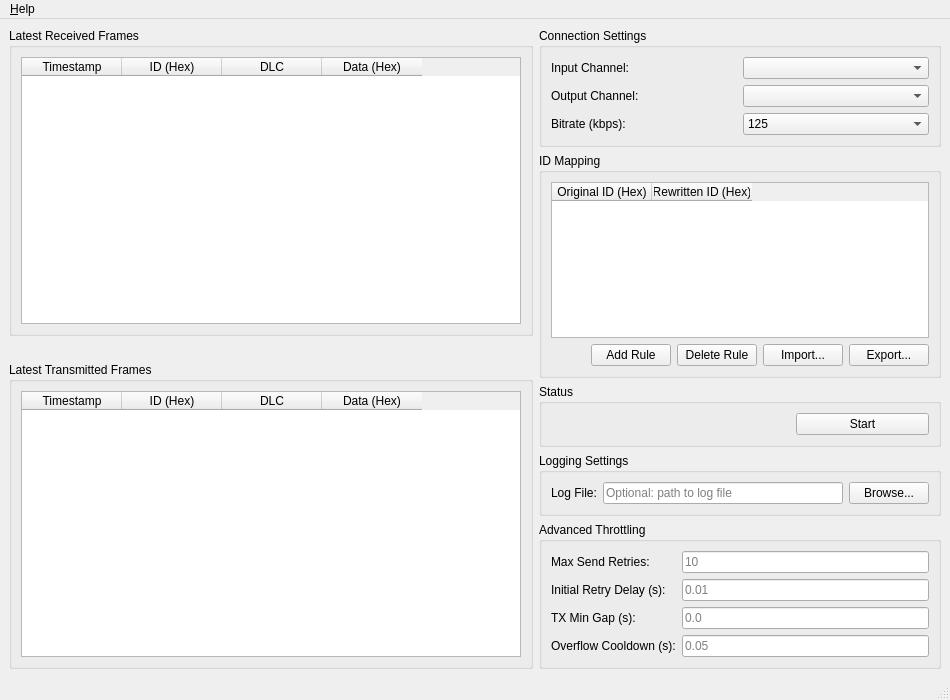
Before: the Qt Designer form core/gui.ui in eusebiotebar/CAN_Frame_Retransmision_Tool, drawn with Qt 5.
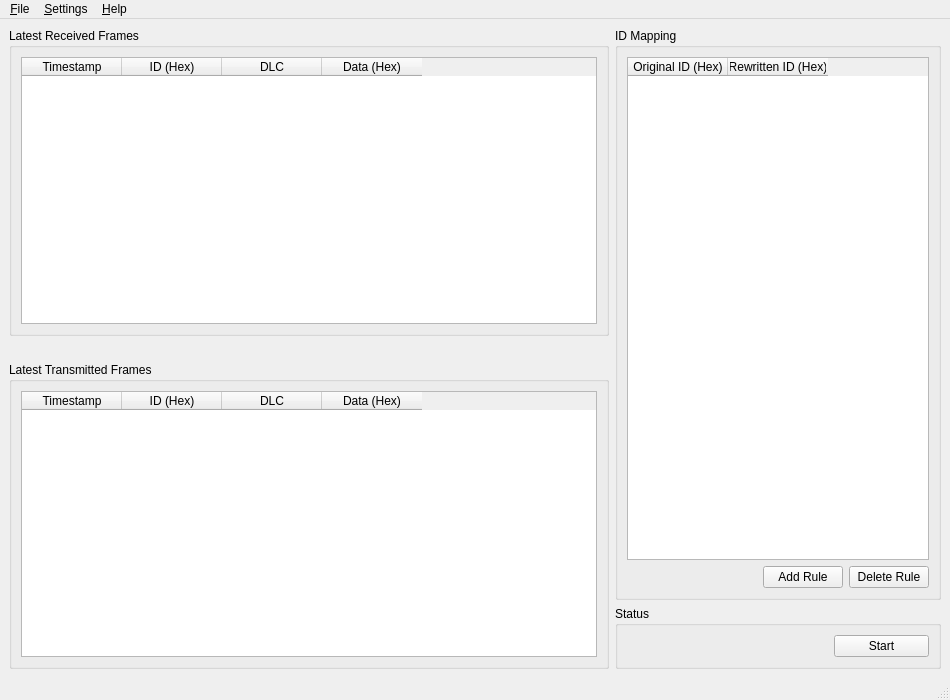
After: the same form once the commit is applied.

Commit message: feat: Implement settings dialog and CSV import/export functionality

Diff of the .ui file:
```diff
--- a/core/gui.ui
+++ b/core/gui.ui
@@ -102,67 +102,7 @@
      </layout>
     </item>
     <item>
-     <layout class="QVBoxLayout" name="vertical_Control_Layout" stretch="0,0,0,0">
-      <item>
-       <widget class="QGroupBox" name="connection_group">
-    <property name="title">
-     <string>Connection Settings</string>
-        </property>
-        <layout class="QGridLayout" name="gridLayout_connection">
-         <item row="1" column="1">
-          <widget class="QComboBox" name="output_channel_combo"/>
-         </item>
-         <item row="2" column="0">
-          <widget class="QLabel" name="label_bitrate">
-           <property name="text">
-            <string>Bitrate (kbps):</string>
-           </property>
-          </widget>
-         </item>
-         <item row="2" column="1">
-          <widget class="QComboBox" name="bitrate_combo">
-           <item>
-            <property name="text">
-             <string>125</string>
-            </property>
-           </item>
-           <item>
-            <property name="text">
-             <string>250</string>
-            </property>
-           </item>
-           <item>
-            <property name="text">
-             <string>500</string>
-            </property>
-           </item>
-           <item>
-            <property name="text">
-             <string>1000</string>
-            </property>
-           </item>
-          </widget>
-         </item>
-         <item row="0" column="0">
-          <widget class="QLabel" name="label_input_channel">
-           <property name="text">
-            <string>Input Channel:</string>
-           </property>
-          </widget>
-         </item>
-         <item row="1" column="0">
-          <widget class="QLabel" name="label_output_channel">
-           <property name="text">
-            <string>Output Channel:</string>
-           </property>
-          </widget>
-         </item>
-         <item row="0" column="1">
-          <widget class="QComboBox" name="input_channel_combo"/>
-         </item>
-        </layout>
-       </widget>
-      </item>
+     <layout class="QVBoxLayout" name="vertical_Control_Layout" stretch="0,0,0">
       <item>
        <widget class="QGroupBox" name="mapping_group">
     <property name="title">
@@ -191,7 +131,7 @@
               <enum>Qt::Orientation::Horizontal</enum>
              </property>
              <property name="sizeType">
-              <enum>QSizePolicy::Policy::Fixed</enum>
+              <enum>QSizePolicy::Policy::Expanding</enum>
              </property>
              <property name="sizeHint" stdset="0">
               <size>
@@ -215,36 +155,6 @@
              </property>
             </widget>
            </item>
-                   <item>
-                     <spacer name="mapping_buttons_spacer_2">
-                      <property name="orientation">
-                        <enum>Qt::Orientation::Horizontal</enum>
-                      </property>
-                      <property name="sizeType">
-                        <enum>QSizePolicy::Policy::Expanding</enum>
-                      </property>
-                      <property name="sizeHint" stdset="0">
-                        <size>
-                         <width>40</width>
-                         <height>20</height>
-                        </size>
-                      </property>
-                     </spacer>
-                   </item>
-                   <item>
-                     <widget class="QPushButton" name="import_mapping_button">
-                      <property name="text">
-                        <string>Import...</string>
-                      </property>
-                     </widget>
-                   </item>
-                   <item>
-                     <widget class="QPushButton" name="export_mapping_button">
-                      <property name="text">
-                        <string>Export...</string>
-                      </property>
-                     </widget>
-                   </item>
           </layout>
          </item>
         </layout>
@@ -305,101 +215,6 @@
         </layout>
        </widget>
       </item>
-      <item>
-       <widget class="QGroupBox" name="logging_group">
-    <property name="title">
-     <string>Logging Settings</string>
-        </property>
-        <layout class="QGridLayout" name="logging_layout">
-         <item row="0" column="0">
-          <widget class="QLabel" name="label_log_file">
-           <property name="text">
-            <string>Log File:</string>
-           </property>
-          </widget>
-         </item>
-         <item row="0" column="1">
-          <widget class="QLineEdit" name="log_file_path_edit">
-           <property name="placeholderText">
-            <string>Optional: path to log file</string>
-           </property>
-          </widget>
-         </item>
-         <item row="0" column="2">
-          <widget class="QPushButton" name="browse_log_file_button">
-           <property name="text">
-            <string>Browse...</string>
-           </property>
-          </widget>
-         </item>
-        </layout>
-       </widget>
-      </item>
-       <item>
-        <widget class="QGroupBox" name="throttle_group">
-         <property name="title">
-          <string>Advanced Throttling</string>
-         </property>
-         <layout class="QGridLayout" name="throttle_layout">
-          <item row="0" column="0">
-           <widget class="QLabel" name="label_max_retries">
-            <property name="text">
-             <string>Max Send Retries:</string>
-            </property>
-           </widget>
-          </item>
-          <item row="0" column="1">
-           <widget class="QLineEdit" name="max_send_retries_edit">
-            <property name="placeholderText">
-             <string>10</string>
-            </property>
-           </widget>
-          </item>
-          <item row="1" column="0">
-           <widget class="QLabel" name="label_initial_delay">
-            <property name="text">
-             <string>Initial Retry Delay (s):</string>
-            </property>
-           </widget>
-          </item>
-          <item row="1" column="1">
-           <widget class="QLineEdit" name="send_retry_initial_delay_edit">
-            <property name="placeholderText">
-             <string>0.01</string>
-            </property>
-           </widget>
-          </item>
-          <item row="2" column="0">
-           <widget class="QLabel" name="label_tx_min_gap">
-            <property name="text">
-             <string>TX Min Gap (s):</string>
-            </property>
-           </widget>
-          </item>
-          <item row="2" column="1">
-           <widget class="QLineEdit" name="tx_min_gap_edit">
-            <property name="placeholderText">
-             <string>0.0</string>
-            </property>
-           </widget>
-          </item>
-          <item row="3" column="0">
-           <widget class="QLabel" name="label_tx_cooldown">
-            <property name="text">
-             <string>Overflow Cooldown (s):</string>
-            </property>
-           </widget>
-          </item>
-          <item row="3" column="1">
-           <widget class="QLineEdit" name="tx_overflow_cooldown_edit">
-            <property name="placeholderText">
-             <string>0.05</string>
-            </property>
-           </widget>
-          </item>
-         </layout>
-        </widget>
-       </item>
      </layout>
     </item>
    </layout>
@@ -413,12 +228,32 @@
      <height>21</height>
     </rect>
    </property>
-    <widget class="QMenu" name="menuAyuda">
-     <property name="title">
-      <string>&amp;Help</string>
-     </property>
-     <addaction name="actionAcerca_de"/>
-    </widget>
+   <widget class="QMenu" name="menuFile">
+    <property name="title">
+     <string>&amp;File</string>
+    </property>
+    <addaction name="actionImport"/>
+    <addaction name="actionExport"/>
+    <addaction name="separator"/>
+    <addaction name="actionExit"/>
+   </widget>
+   <widget class="QMenu" name="menuSettings">
+    <property name="title">
+     <string>&amp;Settings</string>
+    </property>
+    <addaction name="actionOpenSettings"/>
+    <addaction name="separator"/>
+    <addaction name="actionSaveSettings"/>
+    <addaction name="actionLoadSettings"/>
+   </widget>
+   <widget class="QMenu" name="menuAyuda">
+    <property name="title">
+     <string>&amp;Help</string>
+    </property>
+    <addaction name="actionAcerca_de"/>
+   </widget>
+   <addaction name="menuFile"/>
+   <addaction name="menuSettings"/>
    <addaction name="menuAyuda"/>
   </widget>
   <widget class="QStatusBar" name="statusbar"/>
```
Left out of the diff: 58 changed lines with no effect on the pictures. The commit also changes 6 other files.
